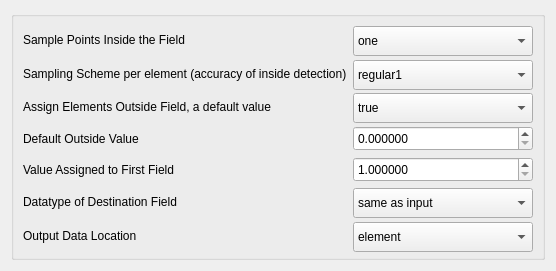
First picture: the form in src/Interface/Modules/Fields/CalculateInsideWhichFieldDialog.ui, repository SCIInstitute/SCIRun, before the edit.
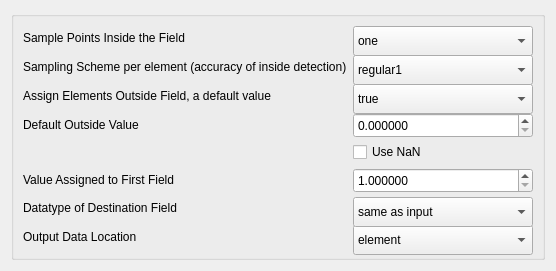
Second picture: the form after the edit.

Commit message: Add Nan checkbox to .ui

Diff of the .ui file:
```diff
--- a/src/Interface/Modules/Fields/CalculateInsideWhichFieldDialog.ui
+++ b/src/Interface/Modules/Fields/CalculateInsideWhichFieldDialog.ui
@@ -59,7 +59,7 @@
         </property>
        </widget>
       </item>
-      <item row="5" column="0">
+      <item row="6" column="0">
        <widget class="QLabel" name="label_6">
         <property name="text">
          <string>Datatype of Destination Field</string>
@@ -101,7 +101,7 @@
         </item>
        </widget>
       </item>
-      <item row="4" column="0">
+      <item row="5" column="0">
        <widget class="QLabel" name="label_5">
         <property name="text">
          <string>Value Assigned to First Field</string>
@@ -133,7 +133,7 @@
         </item>
        </widget>
       </item>
-      <item row="6" column="2">
+      <item row="7" column="2">
        <widget class="QComboBox" name="dataLocation_">
         <property name="minimumSize">
          <size>
@@ -153,7 +153,7 @@
         </item>
        </widget>
       </item>
-      <item row="5" column="2">
+      <item row="6" column="2">
        <widget class="QComboBox" name="outputType_">
         <property name="minimumSize">
          <size>
@@ -203,7 +203,7 @@
         </item>
        </widget>
       </item>
-      <item row="6" column="0">
+      <item row="7" column="0">
        <widget class="QLabel" name="label_7">
         <property name="text">
          <string>Output Data Location</string>
@@ -254,6 +254,19 @@
        </widget>
       </item>
       <item row="4" column="2">
+       <widget class="QCheckBox" name="useNanForUnassignedValuesCheckBox_">
+        <property name="sizePolicy">
+         <sizepolicy hsizetype="Minimum" vsizetype="Fixed">
+          <horstretch>0</horstretch>
+          <verstretch>0</verstretch>
+         </sizepolicy>
+        </property>
+        <property name="text">
+         <string>Use NaN</string>
+        </property>
+       </widget>
+      </item>
+      <item row="5" column="2">
        <widget class="QDoubleSpinBox" name="startValue_">
         <property name="minimumSize">
          <size>
```
